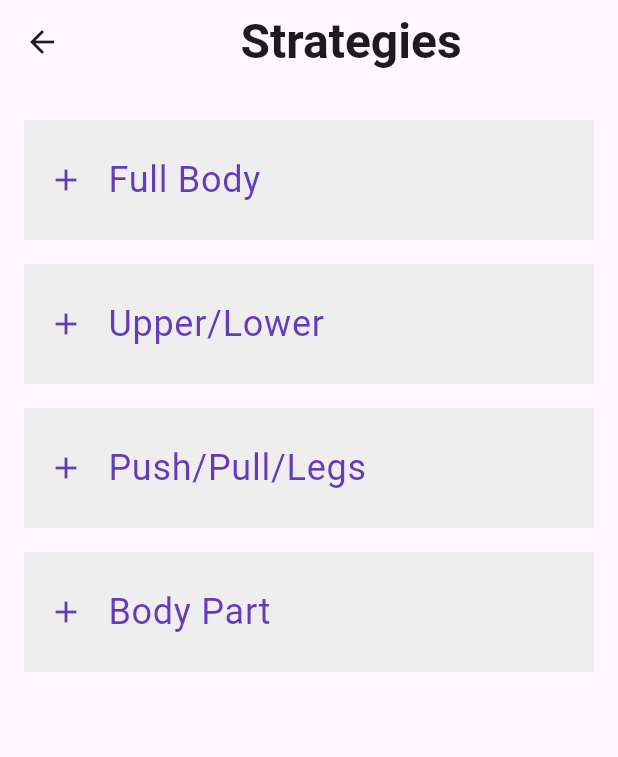
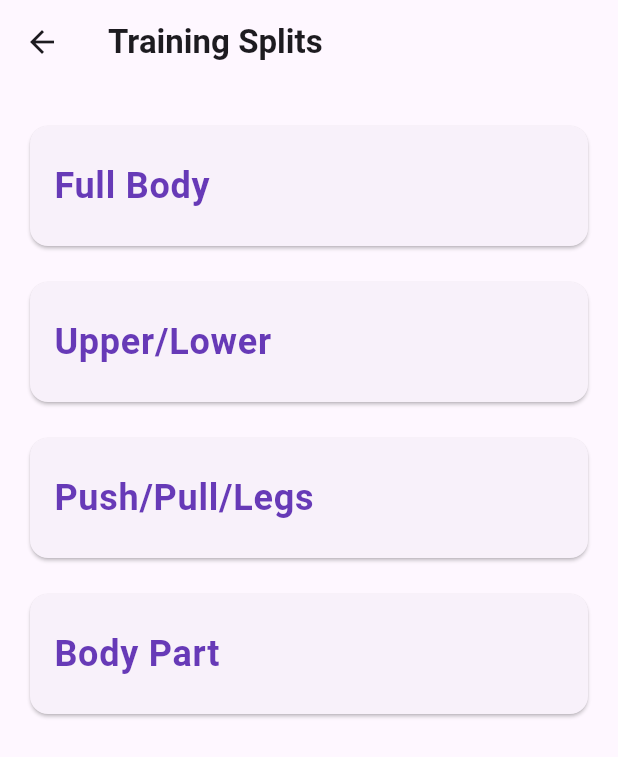
Before and after one commit to Why-02/gym_log, a Flutter app: the TrainingSplitsSubpage screen opened by its route, on a phone screen of 412 x 824 dp. Shown: the top 757 px of the screen. Run offline on Flutter 3.47's test engine with Material 3 defaults, Android fonts, the phone set to English and light mode, and no system bars; our stand-ins replace flutter_markdown_plus, sqflite; accounts and stored records are empty.

Commit message:
added the first 2 training splits, still have 2 training splits to go

```diff
--- a/lib/core/app_routes.dart
+++ b/lib/core/app_routes.dart
@@ -10,4 +10,10 @@ class AppRoutes {
   static String contrastTrainingPath = '/strategies/contrast_training';
   static String dropSetsPath = '/strategies/drop_sets';
   static String supersetsPath = '/strategies/supersets';
+
+  // Strategies/TrainingSplits paths
+  static String fullBodyPath = '$trainingSplitsPath/full_body';
+  static String upperLowerPath = '$trainingSplitsPath/upper_lower';
+  static String pushPullLegsPath = '$trainingSplitsPath/push_pull_legs';
+  static String bodyPartPath = '$trainingSplitsPath/body_part';
 }
--- a/lib/features/strategies/subpages/supersets_subpage.dart
+++ b/lib/features/strategies/subpages/supersets_subpage.dart
@@ -3,6 +3,7 @@ import 'package:gym_log/core/static_data/strategy_data.dart';
 import 'package:gym_log/features/strategies/widgets/styled_strategy_scaffold/styled_strategy_scaffold.dart';
 
 class SupersetsSubpage extends StatelessWidget{
+  const SupersetsSubpage({super.key});
 
   @override
   Widget build(BuildContext context) {
--- a/lib/features/strategies/subpages/training_splits_subpage.dart
+++ b/lib/features/strategies/subpages/training_splits_subpage.dart
@@ -1,4 +1,5 @@
 import 'package:flutter/material.dart';
+import 'package:gym_log/core/app_routes.dart';
 import 'package:gym_log/core/static_data/strategy_data.dart' as strategy_data;
 import 'package:gym_log/features/strategies/widgets/styled_list_tile/styled_list_tile.dart';
 
@@ -11,14 +12,23 @@ class TrainingSplitsSubpage extends StatelessWidget{
 
     return Scaffold(
       appBar: AppBar(
-        title: Center(child: const Text('Strategies', style: TextStyle(fontSize: 32, fontWeight: FontWeight.bold))),
+        title: Text("Training Splits", style: TextStyle(fontWeight: FontWeight.bold),),
       ),
       body: Center(
         child: Padding(
           padding: const EdgeInsets.only(top: 16.0),
           child: ListView.builder(
             itemCount: trainingSplitsList.length,
-            itemBuilder: (context, index) => StyledListTile(tileName: trainingSplitsList[index])
+            itemBuilder: (context, index) => StyledListTile(
+              tileName: trainingSplitsList[index],
+              onTap: (){
+                switch(index){
+                  case 0 : Navigator.of(context).pushNamed(AppRoutes.fullBodyPath);
+                  case 1 : Navigator.of(context).pushNamed(AppRoutes.upperLowerPath);
+                  case _ : debugPrint("index $index does not have a route yet");
+                }
+              },
+            )
           )
         )
       )
--- a/lib/features/strategies/widgets/styled_list_tile/styled_list_tile.dart
+++ b/lib/features/strategies/widgets/styled_list_tile/styled_list_tile.dart
@@ -14,13 +14,16 @@ class StyledListTile extends StatelessWidget {
   Widget build(BuildContext context) {
     return Padding(
       padding: const EdgeInsets.symmetric(vertical: 8.0, horizontal: 16.0),
-      child: ListTile(
-        minTileHeight: 80,
-        title: Text(tileName, style: TextStyle(fontSize: 24, fontWeight: FontWeight.w400),),
-        leading: Icon(Icons.add, size: 24, color: Colors.deepPurple),
-        tileColor: Colors.grey[200],
-        textColor: Colors.deepPurple,
-        onTap: onTap,
+      child: Card(
+        child: ListTile(
+            shape: RoundedRectangleBorder(
+              borderRadius: BorderRadius.circular(16), // Adjust the radius as needed
+            ),
+            minTileHeight: 80,
+            title: Text(tileName, style: TextStyle(fontSize: 24, fontWeight: FontWeight.bold),),
+            textColor: Colors.deepPurple,
+            onTap: onTap,
+          ),
       ),
     );
   }
--- a/pubspec.yaml
+++ b/pubspec.yaml
@@ -69,6 +69,8 @@ flutter:
     - assets/images/contrast_training_img.jpg
     - assets/images/drop_sets_img.jpg
     - assets/images/supersets_img.jpg
+    - assets/images/full_body_img.jpg
+    - assets/images/upper_lower_img.jpg
 
   # An image asset can refer to one or more resolution-specific "variants", see
   # https://flutter.dev/to/resolution-aware-images
```
Also changed, not shown: lib/core/static_data/strategy_splits_data.dart (added, +67 -0 lines), lib/features/strategies/subpages/full_body_sub_subpage.dart (added, +16 -0 lines), lib/features/strategies/subpages/upper_lower_sub_subpage.dart (added, +16 -0 lines), lib/main.dart (+10 -2 lines), assets/images/full_body_img.jpg (added), assets/images/upper_lower_img.jpg (added), lib/core/static_data/strategy_data.dart (line endings or trailing spaces).
